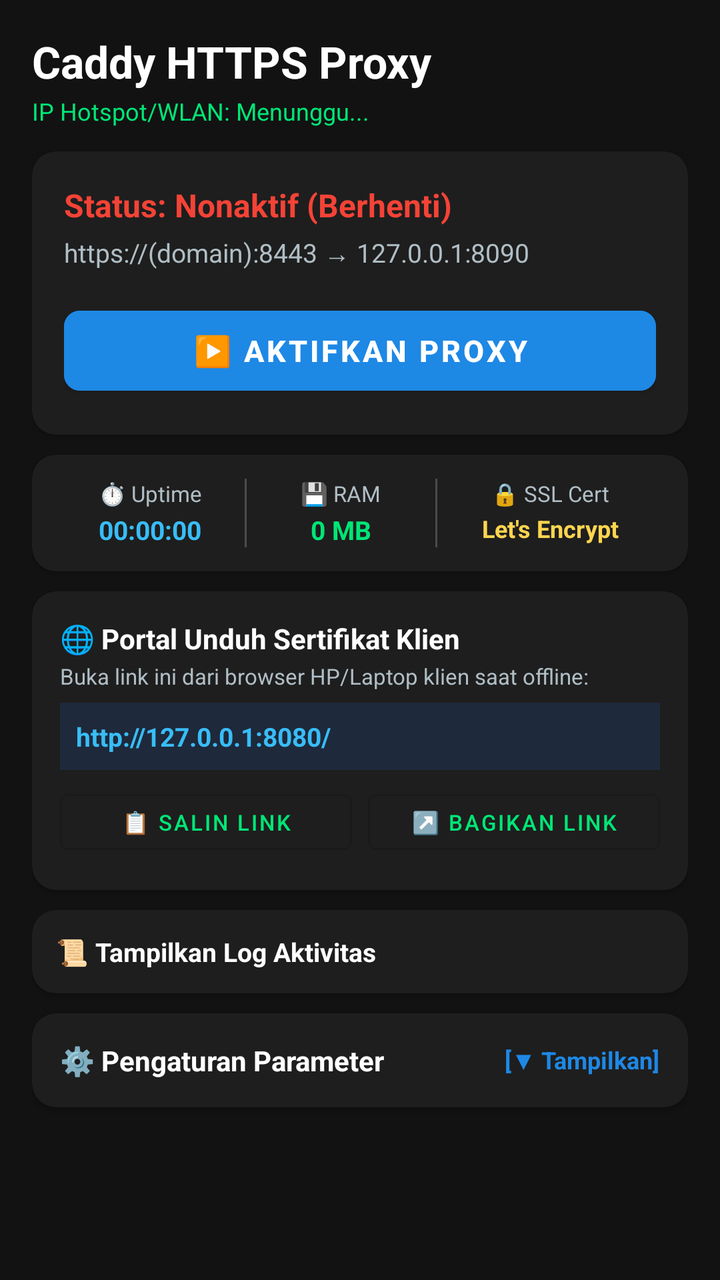
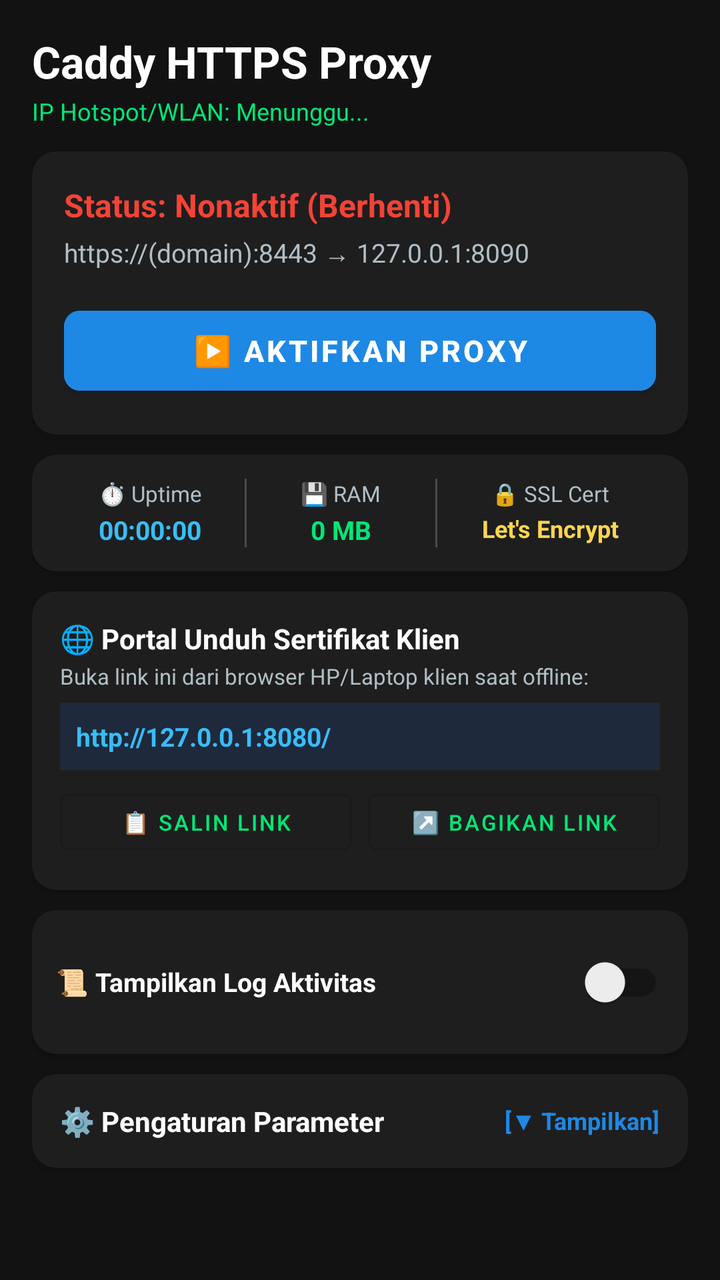

Compare the two renders of this Android layout. The source of the first and the diff that turns it into the second are given below.
<!-- AndroidManifest.xml: application theme Theme.CaddyProxy -->
<!-- res/layout/activity_main.xml -->
<?xml version="1.0" encoding="utf-8"?>
<ScrollView xmlns:android="http://schemas.android.com/apk/res/android"
    xmlns:app="http://schemas.android.com/apk/res-auto"
    android:layout_width="match_parent"
    android:layout_height="match_parent"
    android:background="@color/background"
    android:fillViewport="true">

    <LinearLayout
        android:layout_width="match_parent"
        android:layout_height="wrap_content"
        android:orientation="vertical"
        android:padding="16dp">

        
        <LinearLayout
            android:layout_width="match_parent"
            android:layout_height="wrap_content"
            android:orientation="vertical">

            <TextView
                android:layout_width="wrap_content"
                android:layout_height="wrap_content"
                android:text="Caddy HTTPS Proxy"
                android:textColor="@color/text_primary"
                android:textSize="22sp"
                android:textStyle="bold" />

            <TextView
                android:id="@+id/tvDetectedIp"
                android:layout_width="wrap_content"
                android:layout_height="wrap_content"
                android:layout_marginTop="2dp"
                android:text="IP Hotspot/WLAN: Menunggu..."
                android:textColor="@color/accent"
                android:textSize="12sp" />
        </LinearLayout>

        
        <com.google.android.material.card.MaterialCardView
            android:layout_width="match_parent"
            android:layout_height="wrap_content"
            android:layout_marginTop="12dp"
            app:cardBackgroundColor="@color/surface"
            app:cardCornerRadius="12dp"
            app:cardElevation="3dp">

            <LinearLayout
                android:layout_width="match_parent"
                android:layout_height="wrap_content"
                android:orientation="vertical"
                android:padding="16dp">

                <TextView
                    android:id="@+id/tvStatus"
                    android:layout_width="wrap_content"
                    android:layout_height="wrap_content"
                    android:text="@string/status_stopped"
                    android:textColor="@color/status_red"
                    android:textSize="16sp"
                    android:textStyle="bold" />

                <TextView
                    android:id="@+id/tvStatusDetails"
                    android:layout_width="wrap_content"
                    android:layout_height="wrap_content"
                    android:layout_marginTop="4dp"
                    android:text="https://(domain):8443 → 127.0.0.1:8090"
                    android:textColor="@color/text_secondary"
                    android:textSize="13sp" />

                
                <Button
                    android:id="@+id/btnToggle"
                    android:layout_width="match_parent"
                    android:layout_height="52dp"
                    android:layout_marginTop="14dp"
                    android:backgroundTint="@color/primary"
                    android:text="@string/btn_start"
                    android:textColor="#FFFFFF"
                    android:textSize="15sp"
                    android:textStyle="bold"
                    app:cornerRadius="8dp" />

            </LinearLayout>
        </com.google.android.material.card.MaterialCardView>

        
        <com.google.android.material.card.MaterialCardView
            android:layout_width="match_parent"
            android:layout_height="wrap_content"
            android:layout_marginTop="10dp"
            app:cardBackgroundColor="@color/surface"
            app:cardCornerRadius="12dp"
            app:cardElevation="2dp">

            <LinearLayout
                android:layout_width="match_parent"
                android:layout_height="wrap_content"
                android:orientation="horizontal"
                android:padding="12dp">

                
                <LinearLayout
                    android:layout_width="0dp"
                    android:layout_height="wrap_content"
                    android:layout_weight="1"
                    android:gravity="center"
                    android:orientation="vertical">

                    <TextView
                        android:layout_width="wrap_content"
                        android:layout_height="wrap_content"
                        android:text="⏱️ Uptime"
                        android:textColor="@color/text_secondary"
                        android:textSize="11sp" />

                    <TextView
                        android:id="@+id/tvUptime"
                        android:layout_width="wrap_content"
                        android:layout_height="wrap_content"
                        android:layout_marginTop="2dp"
                        android:text="00:00:00"
                        android:textColor="#38BDF8"
                        android:textSize="13sp"
                        android:textStyle="bold" />
                </LinearLayout>

                <View
                    android:layout_width="1dp"
                    android:layout_height="match_parent"
                    android:background="#33FFFFFF" />

                
                <LinearLayout
                    android:layout_width="0dp"
                    android:layout_height="wrap_content"
                    android:layout_weight="1"
                    android:gravity="center"
                    android:orientation="vertical">

                    <TextView
                        android:layout_width="wrap_content"
                        android:layout_height="wrap_content"
                        android:text="💾 RAM"
                        android:textColor="@color/text_secondary"
                        android:textSize="11sp" />

                    <TextView
                        android:id="@+id/tvMemory"
                        android:layout_width="wrap_content"
                        android:layout_height="wrap_content"
                        android:layout_marginTop="2dp"
                        android:text="0 MB"
                        android:textColor="@color/accent"
                        android:textSize="13sp"
                        android:textStyle="bold" />
                </LinearLayout>

                <View
                    android:layout_width="1dp"
                    android:layout_height="match_parent"
                    android:background="#33FFFFFF" />

                
                <LinearLayout
                    android:layout_width="0dp"
                    android:layout_height="wrap_content"
                    android:layout_weight="1.2"
                    android:gravity="center"
                    android:orientation="vertical">

                    <TextView
                        android:layout_width="wrap_content"
                        android:layout_height="wrap_content"
                        android:text="🔒 SSL Cert"
                        android:textColor="@color/text_secondary"
                        android:textSize="11sp" />

                    <TextView
                        android:id="@+id/tvCertStatusMini"
                        android:layout_width="wrap_content"
                        android:layout_height="wrap_content"
                        android:layout_marginTop="2dp"
                        android:ellipsize="end"
                        android:maxLines="1"
                        android:text="Let's Encrypt"
                        android:textColor="#FFD54F"
                        android:textSize="12sp"
                        android:textStyle="bold" />
                </LinearLayout>

            </LinearLayout>
        </com.google.android.material.card.MaterialCardView>

        
        <com.google.android.material.card.MaterialCardView
            android:layout_width="match_parent"
            android:layout_height="wrap_content"
            android:layout_marginTop="10dp"
            app:cardBackgroundColor="@color/surface"
            app:cardCornerRadius="12dp"
            app:cardElevation="2dp">

            <LinearLayout
                android:layout_width="match_parent"
                android:layout_height="wrap_content"
                android:orientation="vertical"
                android:padding="14dp">

                <TextView
                    android:layout_width="wrap_content"
                    android:layout_height="wrap_content"
                    android:text="@string/title_portal"
                    android:textColor="@color/text_primary"
                    android:textSize="14sp"
                    android:textStyle="bold" />

                <TextView
                    android:layout_width="wrap_content"
                    android:layout_height="wrap_content"
                    android:layout_marginTop="2dp"
                    android:text="Buka link ini dari browser HP/Laptop klien saat offline:"
                    android:textColor="@color/text_secondary"
                    android:textSize="11sp" />

                <TextView
                    android:id="@+id/tvPortalUrl"
                    android:layout_width="match_parent"
                    android:layout_height="wrap_content"
                    android:layout_marginTop="6dp"
                    android:background="#1E293B"
                    android:padding="8dp"
                    android:text="http://127.0.0.1:8080/"
                    android:textColor="#38BDF8"
                    android:textIsSelectable="true"
                    android:textSize="13sp"
                    android:textStyle="bold" />

                <LinearLayout
                    android:layout_width="match_parent"
                    android:layout_height="wrap_content"
                    android:layout_marginTop="6dp"
                    android:orientation="horizontal">

                    <Button
                        android:id="@+id/btnCopyPortalLink"
                        style="@style/Widget.MaterialComponents.Button.OutlinedButton"
                        android:layout_width="0dp"
                        android:layout_height="40dp"
                        android:layout_weight="1"
                        android:layout_marginEnd="4dp"
                        android:text="@string/btn_copy_link"
                        android:textColor="@color/accent"
                        android:textSize="11sp" />

                    <Button
                        android:id="@+id/btnSharePortalLink"
                        style="@style/Widget.MaterialComponents.Button.OutlinedButton"
                        android:layout_width="0dp"
                        android:layout_height="40dp"
                        android:layout_weight="1"
                        android:layout_marginStart="4dp"
                        android:text="@string/btn_share_link"
                        android:textColor="@color/accent"
                        android:textSize="11sp" />
                </LinearLayout>

            </LinearLayout>
        </com.google.android.material.card.MaterialCardView>

        
        <com.google.android.material.card.MaterialCardView
            android:layout_width="match_parent"
            android:layout_height="wrap_content"
            android:layout_marginTop="10dp"
            app:cardBackgroundColor="@color/surface"
            app:cardCornerRadius="12dp"
            app:cardElevation="2dp">

            <LinearLayout
                android:layout_width="match_parent"
                android:layout_height="wrap_content"
                android:orientation="vertical"
                android:padding="12dp">

                <LinearLayout
                    android:layout_width="match_parent"
                    android:layout_height="wrap_content"
                    android:gravity="center_vertical"
                    android:orientation="horizontal">

                    <TextView
                        android:layout_width="0dp"
                        android:layout_height="wrap_content"
                        android:layout_weight="1"
                        android:text="@string/label_show_logs"
                        android:textColor="@color/text_primary"
                        android:textSize="13sp"
                        android:textStyle="bold" />

                    <com.google.android.material.materialswitch.MaterialSwitch
                        android:id="@+id/swShowLogs"
                        android:layout_width="wrap_content"
                        android:layout_height="wrap_content"
                        android:checked="false" />
                </LinearLayout>

                
                <LinearLayout
                    android:id="@+id/layoutLogs"
                    android:layout_width="match_parent"
                    android:layout_height="wrap_content"
                    android:layout_marginTop="8dp"
                    android:orientation="vertical"
                    android:visibility="gone">

                    <LinearLayout
                        android:layout_width="match_parent"
                        android:layout_height="wrap_content"
                        android:gravity="end"
                        android:orientation="horizontal">

                        <Button
                            android:id="@+id/btnCopyLog"
                            style="@style/Widget.MaterialComponents.Button.OutlinedButton"
                            android:layout_width="wrap_content"
                            android:layout_height="34dp"
                            android:paddingLeft="8dp"
                            android:paddingRight="8dp"
                            android:text="@string/btn_copy_log"
                            android:textColor="@color/accent"
                            android:textSize="10sp" />

                        <Button
                            android:id="@+id/btnClearLog"
                            style="@style/Widget.MaterialComponents.Button.TextButton"
                            android:layout_width="wrap_content"
                            android:layout_height="34dp"
                            android:layout_marginStart="4dp"
                            android:paddingLeft="8dp"
                            android:paddingRight="8dp"
                            android:text="@string/btn_clear_log"
                            android:textColor="#F44336"
                            android:textSize="10sp" />
                    </LinearLayout>

                    <HorizontalScrollView
                        android:layout_width="match_parent"
                        android:layout_height="200dp"
                        android:layout_marginTop="4dp"
                        android:background="#000000"
                        android:padding="6dp">

                        <TextView
                            android:id="@+id/tvLogs"
                            android:layout_width="wrap_content"
                            android:layout_height="match_parent"
                            android:fontFamily="monospace"
                            android:text="Log output...\n"
                            android:textColor="#00FF66"
                            android:textIsSelectable="true"
                            android:textSize="10sp" />
                    </HorizontalScrollView>
                </LinearLayout>

            </LinearLayout>
        </com.google.android.material.card.MaterialCardView>

        
        <com.google.android.material.card.MaterialCardView
            android:layout_width="match_parent"
            android:layout_height="wrap_content"
            android:layout_marginTop="10dp"
            android:layout_marginBottom="16dp"
            app:cardBackgroundColor="@color/surface"
            app:cardCornerRadius="12dp"
            app:cardElevation="2dp">

            <LinearLayout
                android:layout_width="match_parent"
                android:layout_height="wrap_content"
                android:orientation="vertical">

                
                <LinearLayout
                    android:id="@+id/btnToggleSettings"
                    android:layout_width="match_parent"
                    android:layout_height="wrap_content"
                    android:background="?attr/selectableItemBackground"
                    android:clickable="true"
                    android:focusable="true"
                    android:gravity="center_vertical"
                    android:orientation="horizontal"
                    android:padding="14dp">

                    <TextView
                        android:layout_width="0dp"
                        android:layout_height="wrap_content"
                        android:layout_weight="1"
                        android:text="@string/title_settings_accordion"
                        android:textColor="@color/text_primary"
                        android:textSize="14sp"
                        android:textStyle="bold" />

                    <TextView
                        android:id="@+id/tvSettingsExpandIndicator"
                        android:layout_width="wrap_content"
                        android:layout_height="wrap_content"
                        android:text="@string/expand_settings"
                        android:textColor="@color/primary"
                        android:textSize="12sp"
                        android:textStyle="bold" />
                </LinearLayout>

                
                <LinearLayout
                    android:id="@+id/layoutSettings"
                    android:layout_width="match_parent"
                    android:layout_height="wrap_content"
                    android:orientation="vertical"
                    android:paddingLeft="14dp"
                    android:paddingRight="14dp"
                    android:paddingBottom="14dp"
                    android:visibility="gone">

                    <View
                        android:layout_width="match_parent"
                        android:layout_height="1dp"
                        android:layout_marginBottom="12dp"
                        android:background="#22FFFFFF" />

                    
                    <com.google.android.material.textfield.TextInputLayout
                        android:layout_width="match_parent"
                        android:layout_height="wrap_content"
                        android:hint="@string/label_domain"
                        app:boxStrokeColor="@color/primary">

                        <com.google.android.material.textfield.TextInputEditText
                            android:id="@+id/etDomain"
                            android:layout_width="match_parent"
                            android:layout_height="wrap_content"
                            android:inputType="textUri"
                            android:textColor="@color/text_primary" />
                    </com.google.android.material.textfield.TextInputLayout>

                    
                    <com.google.android.material.textfield.TextInputLayout
                        android:layout_width="match_parent"
                        android:layout_height="wrap_content"
                        android:layout_marginTop="8dp"
                        android:hint="@string/label_token"
                        app:boxStrokeColor="@color/primary"
                        app:passwordToggleEnabled="true">

                        <com.google.android.material.textfield.TextInputEditText
                            android:id="@+id/etToken"
                            android:layout_width="match_parent"
                            android:layout_height="wrap_content"
                            android:inputType="textPassword"
                            android:textColor="@color/text_primary" />
                    </com.google.android.material.textfield.TextInputLayout>

                    
                    <LinearLayout
                        android:layout_width="match_parent"
                        android:layout_height="wrap_content"
                        android:layout_marginTop="8dp"
                        android:orientation="horizontal">

                        <com.google.android.material.textfield.TextInputLayout
                            android:layout_width="0dp"
                            android:layout_height="wrap_content"
                            android:layout_weight="1.2"
                            android:layout_marginEnd="4dp"
                            android:hint="@string/label_backend_host">

                            <com.google.android.material.textfield.TextInputEditText
                                android:id="@+id/etBackendHost"
                                android:layout_width="match_parent"
                                android:layout_height="wrap_content"
                                android:inputType="text"
                                android:text="127.0.0.1"
                                android:textColor="@color/text_primary" />
                        </com.google.android.material.textfield.TextInputLayout>

                        <com.google.android.material.textfield.TextInputLayout
                            android:layout_width="0dp"
                            android:layout_height="wrap_content"
                            android:layout_weight="0.8"
                            android:layout_marginStart="4dp"
                            android:hint="@string/label_backend_port">

                            <com.google.android.material.textfield.TextInputEditText
                                android:id="@+id/etBackendPort"
                                android:layout_width="match_parent"
                                android:layout_height="wrap_content"
                                android:inputType="number"
                                android:text="8090"
                                android:textColor="@color/text_primary" />
                        </com.google.android.material.textfield.TextInputLayout>
                    </LinearLayout>

                    
                    <LinearLayout
                        android:layout_width="match_parent"
                        android:layout_height="wrap_content"
                        android:layout_marginTop="8dp"
                        android:orientation="horizontal">

                        <com.google.android.material.textfield.TextInputLayout
                            android:layout_width="0dp"
                            android:layout_height="wrap_content"
                            android:layout_weight="0.8"
                            android:layout_marginEnd="4dp"
                            android:hint="@string/label_listen_port">

                            <com.google.android.material.textfield.TextInputEditText
                                android:id="@+id/etListenPort"
                                android:layout_width="match_parent"
                                android:layout_height="wrap_content"
                                android:inputType="number"
                                android:text="8443"
                                android:textColor="@color/text_primary" />
                        </com.google.android.material.textfield.TextInputLayout>

                        <com.google.android.material.textfield.TextInputLayout
                            android:id="@+id/tilManualIp"
                            style="@style/Widget.MaterialComponents.TextInputLayout.FilledBox.ExposedDropdownMenu"
                            android:layout_width="0dp"
                            android:layout_height="wrap_content"
                            android:layout_weight="1.2"
                            android:layout_marginStart="4dp"
                            android:hint="@string/label_manual_ip">

                            <AutoCompleteTextView
                                android:id="@+id/etManualIp"
                                android:layout_width="match_parent"
                                android:layout_height="wrap_content"
                                android:inputType="text"
                                android:textColor="@color/text_primary" />
                        </com.google.android.material.textfield.TextInputLayout>
                    </LinearLayout>

                    <com.google.android.material.checkbox.MaterialCheckBox
                        android:id="@+id/cbDisableLog"
                        android:layout_width="match_parent"
                        android:layout_height="wrap_content"
                        android:layout_marginTop="4dp"
                        android:checked="true"
                        android:text="@string/label_disable_log"
                        android:textColor="@color/text_primary"
                        android:textSize="12sp" />

                    <com.google.android.material.checkbox.MaterialCheckBox
                        android:id="@+id/cbEnablePortal"
                        android:layout_width="match_parent"
                        android:layout_height="wrap_content"
                        android:checked="true"
                        android:text="@string/label_enable_portal"
                        android:textColor="@color/text_primary"
                        android:textSize="12sp" />

                    
                    <Button
                        android:id="@+id/btnSave"
                        android:layout_width="match_parent"
                        android:layout_height="44dp"
                        android:layout_marginTop="8dp"
                        android:backgroundTint="#374151"
                        android:text="@string/btn_save"
                        android:textColor="#FFFFFF" />

                    
                    <TextView
                        android:layout_width="wrap_content"
                        android:layout_height="wrap_content"
                        android:layout_marginTop="12dp"
                        android:text="@string/title_ssl_cert"
                        android:textColor="@color/text_primary"
                        android:textSize="13sp"
                        android:textStyle="bold" />

                    <TextView
                        android:id="@+id/tvCertStatus"
                        android:layout_width="wrap_content"
                        android:layout_height="wrap_content"
                        android:layout_marginTop="2dp"
                        android:text="Pengecekan sertifikat..."
                        android:textColor="#FFB300"
                        android:textSize="11sp" />

                    <LinearLayout
                        android:layout_width="match_parent"
                        android:layout_height="wrap_content"
                        android:layout_marginTop="6dp"
                        android:orientation="horizontal">

                        <Button
                            android:id="@+id/btnPasteCert"
                            style="@style/Widget.MaterialComponents.Button.OutlinedButton"
                            android:layout_width="0dp"
                            android:layout_height="38dp"
                            android:layout_weight="1"
                            android:layout_marginEnd="4dp"
                            android:text="@string/btn_paste_cert"
                            android:textColor="@color/accent"
                            android:textSize="10sp" />

                        <Button
                            android:id="@+id/btnImportCert"
                            style="@style/Widget.MaterialComponents.Button.OutlinedButton"
                            android:layout_width="0dp"
                            android:layout_height="38dp"
                            android:layout_weight="1"
                            android:layout_marginStart="4dp"
                            android:text="@string/btn_import_cert"
                            android:textColor="@color/accent"
                            android:textSize="10sp" />
                    </LinearLayout>

                </LinearLayout>

            </LinearLayout>
        </com.google.android.material.card.MaterialCardView>

    </LinearLayout>
</ScrollView>
<!-- resources referenced by this layout -->
<resources>
  <color name="accent">#00E676</color>
  <color name="background">#121212</color>
  <color name="primary">#1E88E5</color>
  <color name="status_red">#F44336</color>
  <color name="surface">#1E1E1E</color>
  <color name="text_primary">#FFFFFF</color>
  <color name="text_secondary">#B0BEC5</color>
  <string name="btn_clear_log">🗑️ Bersihkan</string>
  <string name="btn_copy_link">📋 Salin Link</string>
  <string name="btn_copy_log">📋 Salin Log</string>
  <string name="btn_import_cert">📁 Impor File (.crt)</string>
  <string name="btn_paste_cert">📋 Tempel CRT &amp; KEY</string>
  <string name="btn_save">💾 Simpan Pengaturan</string>
  <string name="btn_share_link">↗️ Bagikan Link</string>
  <string name="btn_start">▶️ AKTIFKAN PROXY</string>
  <string name="expand_settings">[▼ Tampilkan]</string>
  <string name="label_backend_host">Backend Target Host</string>
  <string name="label_backend_port">Backend Target Port</string>
  <string name="label_disable_log">Matikan Log Akses (Direkomendasikan)</string>
  <string name="label_domain">DuckDNS Domain</string>
  <string name="label_enable_portal">Aktifkan Server Portal Unduh (Port 8080)</string>
  <string name="label_listen_port">HTTPS Listen Port</string>
  <string name="label_manual_ip">Hotspot IP Override (Opsional)</string>
  <string name="label_show_logs">📜 Tampilkan Log Aktivitas</string>
  <string name="label_token">DuckDNS Token</string>
  <string name="status_stopped">Status: Nonaktif (Berhenti)</string>
  <string name="title_portal">🌐 Portal Unduh Sertifikat Klien</string>
  <string name="title_settings_accordion">⚙️ Pengaturan Parameter</string>
  <string name="title_ssl_cert">Sertifikat SSL (HTTPS)</string>
  <style name="Theme.CaddyProxy" parent="Theme.MaterialComponents.DayNight.DarkActionBar">
          <item name="colorPrimary">@color/primary</item>
          <item name="colorPrimaryDark">@color/primary_dark</item>
          <item name="colorAccent">@color/accent</item>
          <item name="android:windowBackground">@color/background</item>
          <item name="android:textColorPrimary">@color/text_primary</item>
      </style>
  <color name="primary_dark">#1565C0</color>
</resources>

<!-- the commit's change to res/layout/activity_main.xml (unified diff, before → after) -->
@@ -299,7 +299,7 @@
                         android:textSize="13sp"
                         android:textStyle="bold" />
 
-                    <com.google.android.material.materialswitch.MaterialSwitch
+                    <androidx.appcompat.widget.SwitchCompat
                         android:id="@+id/swShowLogs"
                         android:layout_width="wrap_content"
                         android:layout_height="wrap_content"
